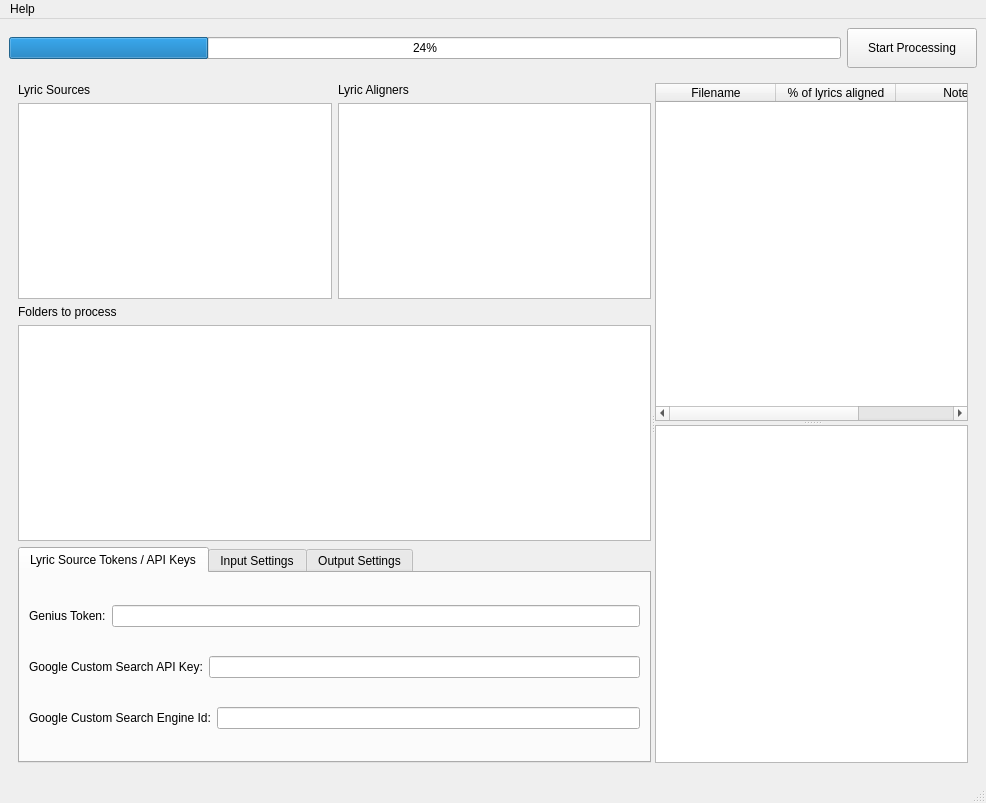
Before: the Qt Designer form resources/lyric_manager_v4.ui in Gazoo101/lyric-manager, drawn with Qt 5.
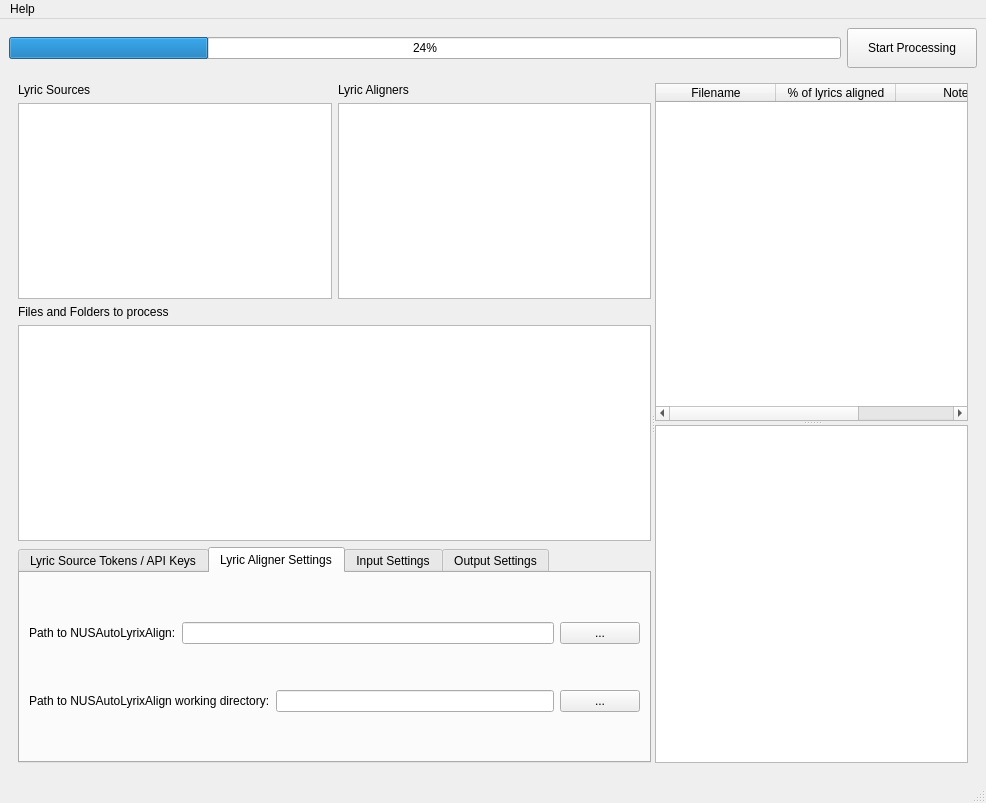
After: the same form once the commit is applied. The open tabs and pages were chosen to show the change.

What changed in the file:
```diff
--- a/resources/lyric_manager_v4.ui
+++ b/resources/lyric_manager_v4.ui
@@ -116,7 +116,7 @@
            <item>
             <widget class="QLabel" name="label_3">
              <property name="text">
-              <string>Folders to process</string>
+              <string>Files and Folders to process</string>
              </property>
             </widget>
            </item>
@@ -177,6 +177,61 @@
                </item>
               </layout>
              </widget>
+             <widget class="QWidget" name="tab_4">
+              <attribute name="title">
+               <string>Lyric Aligner Settings</string>
+              </attribute>
+              <layout class="QVBoxLayout" name="verticalLayout_3">
+               <item>
+                <layout class="QHBoxLayout" name="horizontalLayout_9">
+                 <item>
+                  <widget class="QLabel" name="label_10">
+                   <property name="text">
+                    <string>Path to NUSAutoLyrixAlign:</string>
+                   </property>
+                  </widget>
+                 </item>
+                 <item>
+                  <widget class="QLineEdit" name="lineEdit_path_to_NUSAutoLyrixAlign"/>
+                 </item>
+                 <item>
+                  <widget class="QPushButton" name="pushButton_set_path_to_NUSAutoLyrixAlign">
+                   <property name="sizePolicy">
+                    <sizepolicy hsizetype="Minimum" vsizetype="Fixed">
+                     <horstretch>0</horstretch>
+                     <verstretch>0</verstretch>
+                    </sizepolicy>
+                   </property>
+                   <property name="text">
+                    <string>...</string>
+                   </property>
+                  </widget>
+                 </item>
+                </layout>
+               </item>
+               <item>
+                <layout class="QHBoxLayout" name="horizontalLayout_10">
+                 <item>
+                  <widget class="QLabel" name="label_11">
+                   <property name="text">
+                    <string>Path to NUSAutoLyrixAlign working directory:</string>
+                   </property>
+                  </widget>
+                 </item>
+                 <item>
+                  <widget class="QLineEdit" name="lineEdit_path_to_NUSAutoLyrixAlign_working_directory"/>
+                 </item>
+                 <item>
+                  <widget class="QPushButton" name="pushButton_set_path_to_NUSAutoLyrixAlign_working_directory">
+                   <property name="text">
+                    <string>...</string>
+                   </property>
+                  </widget>
+                 </item>
+                </layout>
+               </item>
+              </layout>
+             </widget>
              <widget class="QWidget" name="tab_2">
               <attribute name="title">
                <string>Input Settings</string>
```
